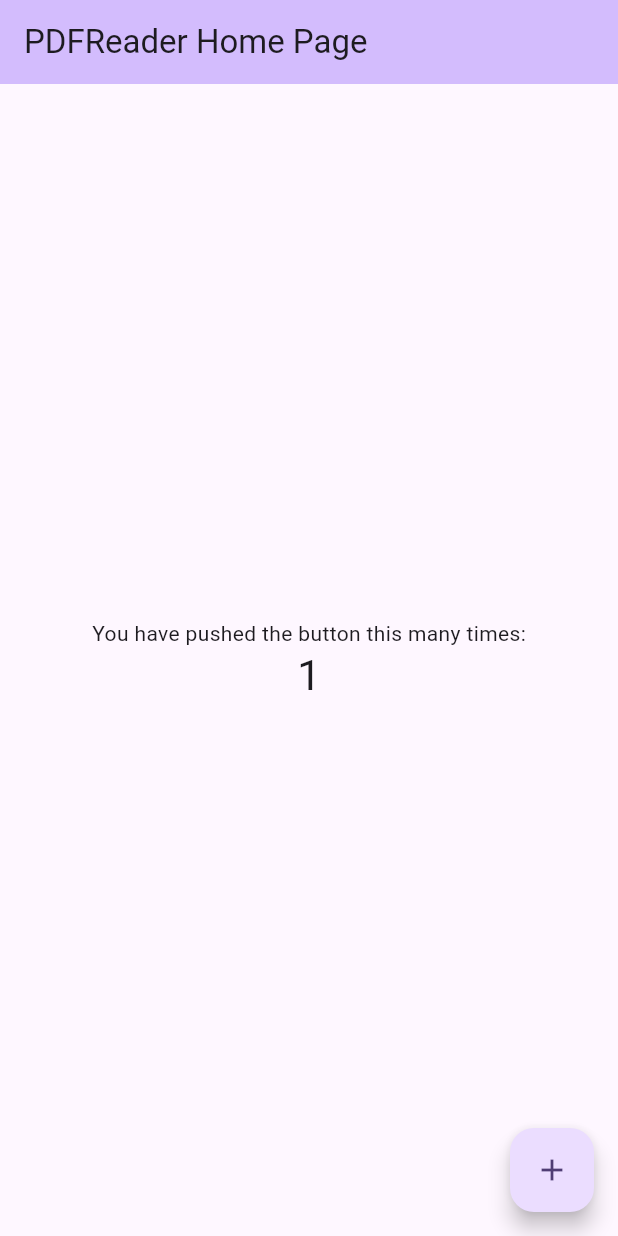
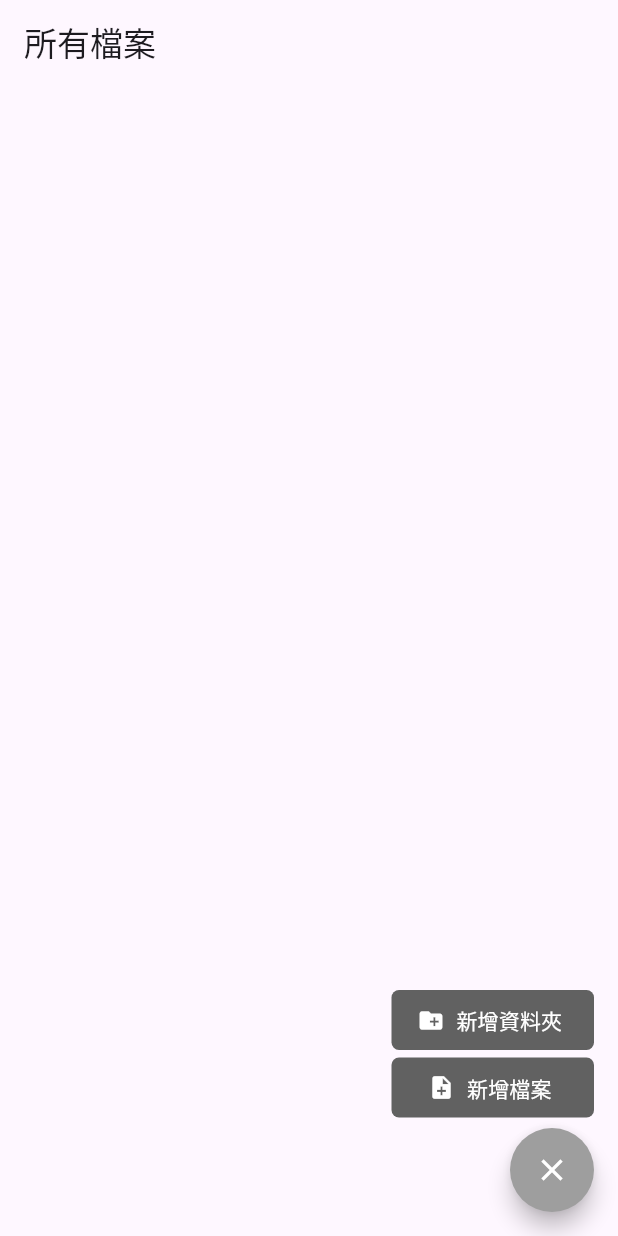
Before and after one commit to pycccc/PDF_reader, a Flutter app: the screen it shows after launch, after a tap on the "add" icon, on a phone screen of 412 x 824 dp. Run offline on Flutter 3.47's test engine with Material 3 defaults, Android fonts, the light colour scheme and no system bars.

Commit message:
Set homepage buttons' positions

```diff
--- a/pdf_reader/lib/main.dart
+++ b/pdf_reader/lib/main.dart
@@ -1,125 +1,208 @@
 import 'package:flutter/material.dart';
 
 void main() {
-  runApp(const MyApp());
+  runApp(MyApp());
 }
 
 class MyApp extends StatelessWidget {
-  const MyApp({super.key});
-
-  // This widget is the root of your application.
   @override
   Widget build(BuildContext context) {
     return MaterialApp(
-      title: 'PDF Reader',
-      theme: ThemeData(
-        // This is the theme of your application.
-        //
-        // TRY THIS: Try running your application with "flutter run". You'll see
-        // the application has a purple toolbar. Then, without quitting the app,
-        // try changing the seedColor in the colorScheme below to Colors.green
-        // and then invoke "hot reload" (save your changes or press the "hot
-        // reload" button in a Flutter-supported IDE, or press "r" if you used
-        // the command line to start the app).
-        //
-        // Notice that the counter didn't reset back to zero; the application
-        // state is not lost during the reload. To reset the state, use hot
-        // restart instead.
-        //
-        // This works for code too, not just values: Most code changes can be
-        // tested with just a hot reload.
-        colorScheme: ColorScheme.fromSeed(seedColor: Colors.deepPurple),
-        useMaterial3: true,
-      ),
-      home: const MyHomePage(title: 'PDFReader Home Page'),
+      title: 'File Manager',
+      theme: ThemeData(primarySwatch: Colors.blue),
+      home: FileManagerScreen(),
     );
   }
 }
 
-class MyHomePage extends StatefulWidget {
-  const MyHomePage({super.key, required this.title});
-
-  // This widget is the home page of your application. It is stateful, meaning
-  // that it has a State object (defined below) that contains fields that affect
-  // how it looks.
-
-  // This class is the configuration for the state. It holds the values (in this
-  // case the title) provided by the parent (in this case the App widget) and
-  // used by the build method of the State. Fields in a Widget subclass are
-  // always marked "final".
-
-  final String title;
-
+class FileManagerScreen extends StatefulWidget {
   @override
-  State<MyHomePage> createState() => _MyHomePageState();
+  _FileManagerScreenState createState() => _FileManagerScreenState();
 }
 
-class _MyHomePageState extends State<MyHomePage> {
-  int _counter = 0;
+class _FileManagerScreenState extends State<FileManagerScreen> {
+  List<Map<String, dynamic>> items = [];
 
-  void _incrementCounter() {
+  bool showAddOptions = false; // 控制圓形按鈕的顯示狀態
+
+  void _addFolder(String folderName) {
+    // TODO
+
     setState(() {
-      // This call to setState tells the Flutter framework that something has
-      // changed in this State, which causes it to rerun the build method below
-      // so that the display can reflect the updated values. If we changed
-      // _counter without calling setState(), then the build method would not be
-      // called again, and so nothing would appear to happen.
-      _counter++;
+      items.add({"name": folderName, "type": "folder"});
+    });
+  }
+
+  void _addFile(String fileName) {
+    setState(() {
+      items.add({"name": fileName, "type": "file"});
     });
   }
 
   @override
   Widget build(BuildContext context) {
-    // This method is rerun every time setState is called, for instance as done
-    // by the _incrementCounter method above.
-    //
-    // The Flutter framework has been optimized to make rerunning build methods
-    // fast, so that you can just rebuild anything that needs updating rather
-    // than having to individually change instances of widgets.
     return Scaffold(
       appBar: AppBar(
-        // TRY THIS: Try changing the color here to a specific color (to
-        // Colors.amber, perhaps?) and trigger a hot reload to see the AppBar
-        // change color while the other colors stay the same.
-        backgroundColor: Theme.of(context).colorScheme.inversePrimary,
-        // Here we take the value from the MyHomePage object that was created by
-        // the App.build method, and use it to set our appbar title.
-        title: Text(widget.title),
+        title: Text('所有檔案'),
       ),
-      body: Center(
-        // Center is a layout widget. It takes a single child and positions it
-        // in the middle of the parent.
-        child: Column(
-          // Column is also a layout widget. It takes a list of children and
-          // arranges them vertically. By default, it sizes itself to fit its
-          // children horizontally, and tries to be as tall as its parent.
-          //
-          // Column has various properties to control how it sizes itself and
-          // how it positions its children. Here we use mainAxisAlignment to
-          // center the children vertically; the main axis here is the vertical
-          // axis because Columns are vertical (the cross axis would be
-          // horizontal).
-          //
-          // TRY THIS: Invoke "debug painting" (choose the "Toggle Debug Paint"
-          // action in the IDE, or press "p" in the console), to see the
-          // wireframe for each widget.
-          mainAxisAlignment: MainAxisAlignment.center,
-          children: <Widget>[
-            const Text(
-              'You have pushed the button this many times:',
+      body: Stack(
+        children: [
+          Column(children: [
+            Expanded(
+              child: ListView.builder(
+                itemCount: items.length,
+                itemBuilder: (context, index) {
+                  final item = items[index];
+                  return ListTile(
+                    leading: Icon(
+                      item['type'] == 'folder'
+                          ? Icons.folder
+                          : Icons.insert_drive_file,
+                      color: item['type'] == 'folder'
+                          ? Colors.orange
+                          : Colors.blue,
+                    ),
+                    title: Text(item['name']),
+                    onTap: () {
+                      if (item['type'] == 'folder') {
+                        // TODO
+
+                        ScaffoldMessenger.of(context).showSnackBar(SnackBar(
+                          content: Text("打開資料夾：${item['name']}"),
+                        ));
+                      } else {
+                        // TODO
+
+                        ScaffoldMessenger.of(context).showSnackBar(SnackBar(
+                          content: Text("打開檔案：${item['name']}"),
+                        ));
+                      }
+                    },
+                  );
+                },
+              ),
             ),
-            Text(
-              '$_counter',
-              style: Theme.of(context).textTheme.headlineMedium,
+          ]),
+
+          // 新增檔案的按鈕
+          if (showAddOptions)
+            AnimatedPositioned(
+              duration: Duration(milliseconds: 200),
+              bottom: 75,
+              right: 16,
+              width: 135,
+              child: TextButton.icon(
+                label: Text('新增檔案', style: TextStyle(color: Colors.white)),
+                icon: Icon(
+                  Icons.note_add,
+                  color: Colors.white,
+                ),
+                style: TextButton.styleFrom(
+                  backgroundColor: Colors.grey.shade700,
+                  shape: RoundedRectangleBorder(
+                    borderRadius: BorderRadius.circular(5),
+                  ),
+                ),
+                onPressed: () async {
+                  String? fileName =
+                      await _showInputDialog(context, "新增檔案", "檔案名稱");
+                  if (fileName != null && fileName.trim().isNotEmpty) {
+                    _addFile(fileName.trim());
+                  }
+                  setState(() {
+                    showAddOptions = false; // 點擊後收起按鈕
+                  });
+                },
+              ),
+            ),
+
+          // 新增資料夾的按鈕
+          if (showAddOptions)
+            AnimatedPositioned(
+              duration: Duration(milliseconds: 200),
+              bottom: 120,
+              right: 16,
+              width: 135,
+              child: TextButton.icon(
+                label: Text('新增資料夾', style: TextStyle(color: Colors.white)),
+                icon: Icon(
+                  Icons.create_new_folder,
+                  color: Colors.white,
+                ),
+                style: TextButton.styleFrom(
+                  backgroundColor: Colors.grey.shade700,
+                  shape: RoundedRectangleBorder(
+                    borderRadius: BorderRadius.circular(5),
+                  ),
+                ),
+                onPressed: () async {
+                  String? folderName =
+                      await _showInputDialog(context, "新增資料夾", "資料夾名稱");
+                  if (folderName != null && folderName.trim().isNotEmpty) {
+                    _addFolder(folderName.trim());
+                  }
+                  setState(() {
+                    showAddOptions = false; // 點擊後收起按鈕
+                  });
+                },
+              ),
+            ),
+        ],
+      ),
+
+      // + 的按鈕
+      floatingActionButton: Stack(
+        alignment: Alignment.bottomRight,
+        children: [
+          FloatingActionButton(
+            heroTag: "main_add",
+            shape:
+                RoundedRectangleBorder(borderRadius: BorderRadius.circular(30)),
+            backgroundColor:
+                showAddOptions ? Colors.grey.shade500 : Colors.grey.shade700,
+            onPressed: () {
+              setState(() {
+                showAddOptions = !showAddOptions; // 切換狀態
+              });
+            },
+            child: Icon(
+              showAddOptions ? Icons.close : Icons.add,
+              color: Colors.white,
+            ),
+          ),
+        ],
+      ),
+    );
+  }
+
+  Future<String?> _showInputDialog(
+      BuildContext context, String title, String hint) async {
+    TextEditingController inputController = TextEditingController();
+    return showDialog<String>(
+      context: context,
+      builder: (context) {
+        return AlertDialog(
+          title: Text(title),
+          content: TextField(
+            controller: inputController,
+            decoration: InputDecoration(hintText: hint),
+          ),
+          actions: [
+            TextButton(
+              onPressed: () {
+                Navigator.of(context).pop(null);
+              },
+              child: Text("取消"),
+            ),
+            TextButton(
+              onPressed: () {
+                Navigator.of(context).pop(inputController.text);
+              },
+              child: Text("確認"),
             ),
           ],
-        ),
-      ),
-      floatingActionButton: FloatingActionButton(
-        onPressed: _incrementCounter,
-        tooltip: 'Increment',
-        child: const Icon(Icons.add),
-      ), // This trailing comma makes auto-formatting nicer for build methods.
+        );
+      },
     );
   }
 }
```
